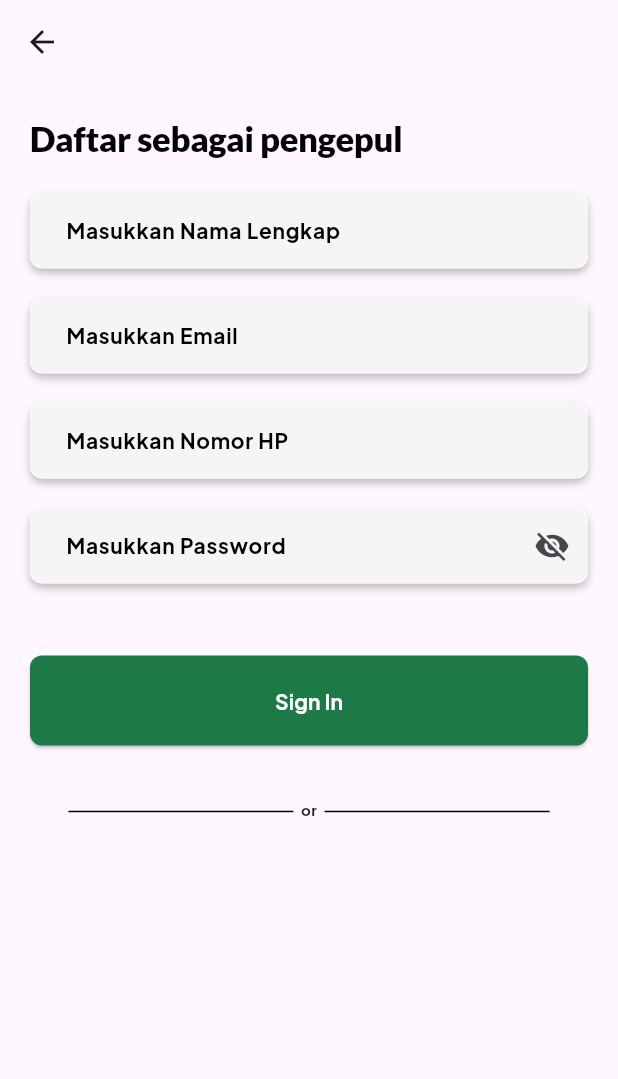
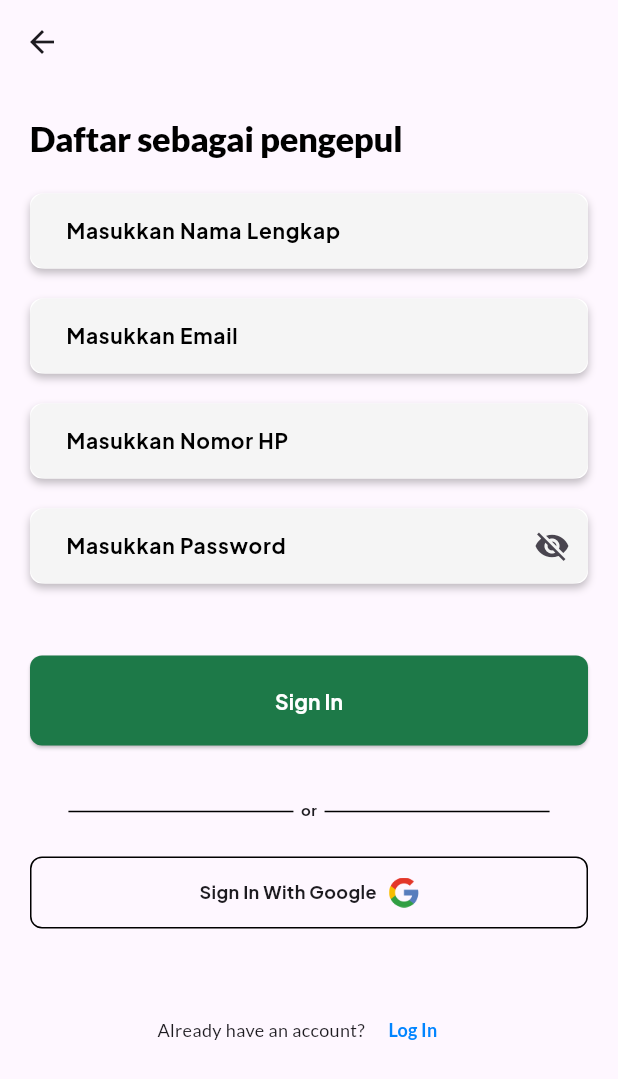
Before and after one commit to Notevenmore/TratourApp, a Flutter app: the Register screen opened directly, on a phone screen of 412 x 824 dp. Shown: the top 1079 px of the screen. Run offline on Flutter 3.47's test engine with Material 3 defaults, Android fonts, the phone set to English and light mode, and no system bars; our stand-ins replace cloud_firestore, firebase_core, google_fonts; accounts and stored records are empty.

Commit message:
Menambahkan tampilan dan sistem register aplikasi tratour

```diff
--- a/lib/Register.dart
+++ b/lib/Register.dart
@@ -1,4 +1,6 @@
+import 'package:cloud_firestore/cloud_firestore.dart';
 import 'package:flutter/material.dart';
+import 'package:flutter/widgets.dart';
 import 'package:google_fonts/google_fonts.dart';
 import 'package:tratour/Login.dart';
 
@@ -18,14 +20,28 @@ class _RegisterState extends State<Register> {
   bool _isPasswordVisible = false;
 
   void registerUser() {
-    print(_nameController);
+    FirebaseFirestore.instance.collection(widget.tipe).add({
+      "name": _nameController.text,
+      "email": _emailController.text,
+      "telnumber": _telnumberController.text,
+      "password": _passwordController.text,
+      "tipe": widget.tipe,
+    }).then((DocumentReference doc) =>
+        print('DocumentSnapshot added with ID: ${doc.id}'));
+    login();
+  }
+
+  void login() {
+    Navigator.push(
+        context, MaterialPageRoute(builder: (context) => const Login()));
   }
 
   @override
   Widget build(BuildContext context) {
     return Scaffold(
-        appBar: AppBar(),
-        body: Stack(children: [
+      appBar: AppBar(),
+      body: Stack(
+        children: [
           Padding(
             padding: const EdgeInsets.all(20),
             child: Column(
@@ -75,10 +91,7 @@ class _RegisterState extends State<Register> {
                   child: ElevatedButton(
                     onPressed: () {
                       // kirim data
-                      Navigator.push(
-                        context,
-                        MaterialPageRoute(builder: (context) => Login()),
-                      );
+                      registerUser();
                     },
                     style: ElevatedButton.styleFrom(
                       padding: const EdgeInsets.symmetric(
@@ -137,10 +150,83 @@ class _RegisterState extends State<Register> {
                     ),
                   ],
                 ),
+                const SizedBox(height: 24),
+                Container(
+                  height: 48,
+                  decoration: BoxDecoration(
+                    borderRadius: BorderRadius.circular(8),
+                    border: const Border(
+                      top: BorderSide(
+                        color: Colors.black,
+                        width: 1,
+                      ),
+                      right: BorderSide(
+                        color: Colors.black,
+                        width: 1,
+                      ),
+                      bottom: BorderSide(
+                        color: Colors.black,
+                        width: 1,
+                      ),
+                      left: BorderSide(
+                        color: Colors.black,
+                        width: 1,
+                      ),
+                    ),
+                  ),
+                  child: Row(
+                    mainAxisAlignment: MainAxisAlignment.center,
+                    crossAxisAlignment: CrossAxisAlignment.center,
+                    children: [
+                      Text(
+                        "Sign In With Google",
+                        style: GoogleFonts.plusJakartaSans(
+                          fontSize: 12,
+                          fontWeight: FontWeight.w700,
+                        ),
+                      ),
+                      const SizedBox(width: 8),
+                      Image.asset(
+                        "assets/img/google.png",
+                        width: 20,
+                        height: 20,
+                      ),
+                    ],
+                  ),
+                ),
+                const SizedBox(height: 44),
+                Row(
+                  mainAxisAlignment: MainAxisAlignment.center,
+                  crossAxisAlignment: CrossAxisAlignment.center,
+                  children: [
+                    Text(
+                      "Already have an account?",
+                      style: GoogleFonts.lato(
+                        fontSize: 12,
+                        fontWeight: FontWeight.w400,
+                      ),
+                    ),
+                    TextButton(
+                      onPressed: () {
+                        login();
+                      },
+                      child: Text(
+                        "Log In",
+                        style: GoogleFonts.lato(
+                          fontSize: 12,
+                          fontWeight: FontWeight.w600,
+                          color: const Color(0xFF0185FF),
+                        ),
+                      ),
+                    ),
+                  ],
+                ),
               ],
             ),
           ),
-        ]));
+        ],
+      ),
+    );
   }
 }
 
@@ -196,7 +282,7 @@ class InputField extends StatelessWidget {
             contentPadding:
                 const EdgeInsets.symmetric(vertical: 15, horizontal: 20),
             filled: true,
-            fillColor: Color(0xFFF5F5F5),
+            fillColor: const Color(0xFFF5F5F5),
             suffixIcon: hintText == 'Masukkan Password'
                 ? IconButton(
                     icon: Icon(
--- a/pubspec.yaml
+++ b/pubspec.yaml
@@ -35,6 +35,8 @@ dependencies:
   # The following adds the Cupertino Icons font to your application.
   # Use with the CupertinoIcons class for iOS style icons.
   cupertino_icons: ^1.0.6
+  firebase_core: ^3.0.0
+  cloud_firestore: ^5.0.0
 
 dev_dependencies:
   flutter_test:
@@ -62,6 +64,7 @@ flutter:
     - assets/img/pengepul.png
     - assets/img/sweeper.png
     - assets/img/warga.png
+    - assets/img/google.png
     - assets/pattern/page1/Polygon 1.png
     - assets/pattern/page1/Vector 8.png
     - assets/pattern/page2/Vector 8.png
```
Also changed, not shown: lib/main.dart (+7 -1 lines), assets/img/google.png (added), firebase.json (added), lib/firebase_options.dart (added), pubspec.lock, 6 other files.
